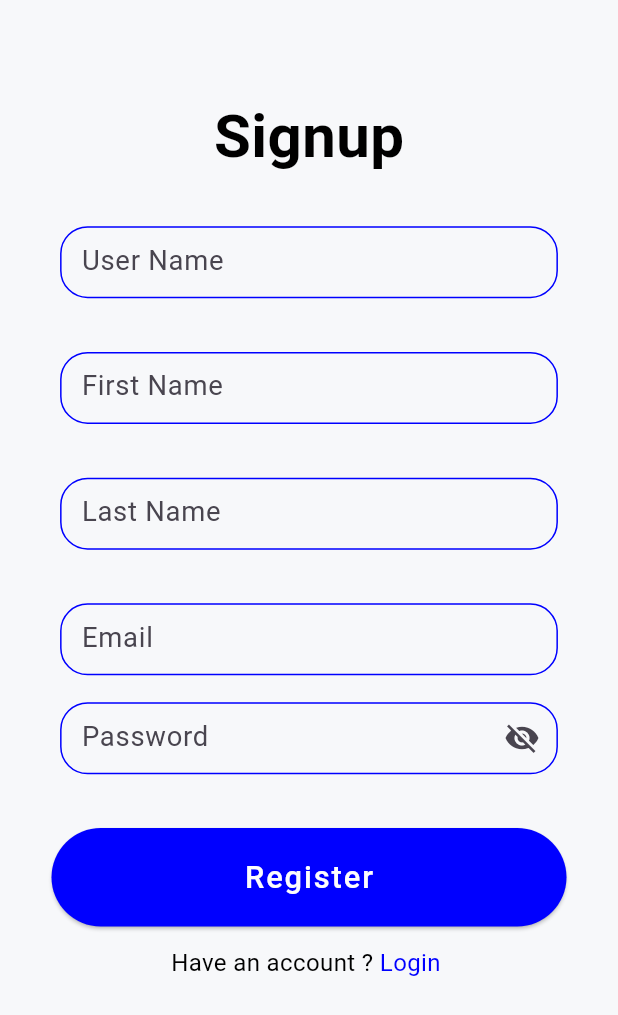
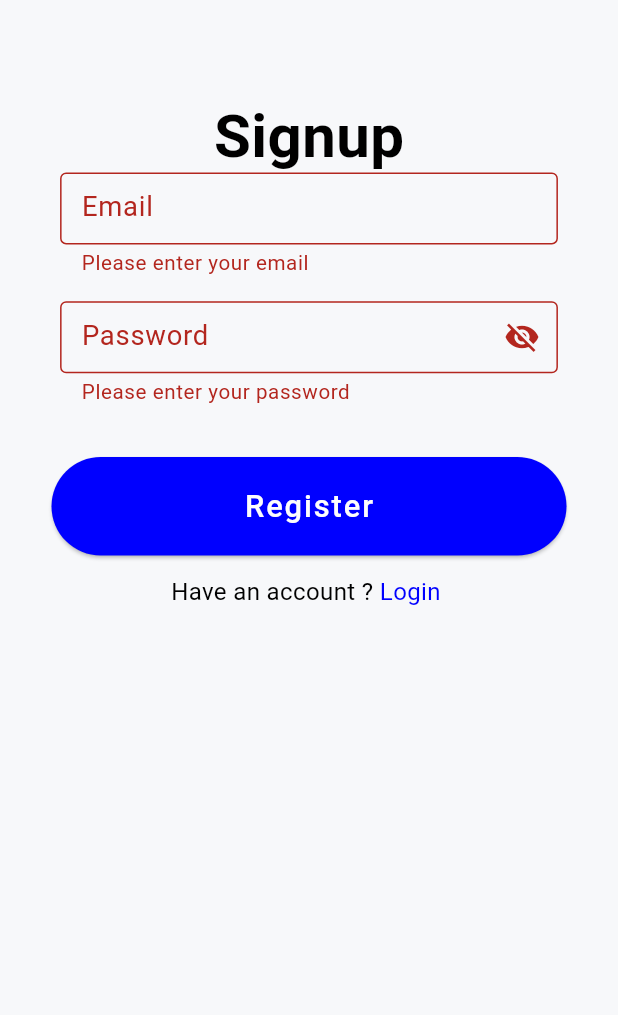
Before and after one commit to YaraAd/ManageMint, a Flutter app: the SignupPage screen opened by its route, after a tap on "Register", on a phone screen of 412 x 824 dp. Shown: the top 1015 px of the screen. Run offline on Flutter 3.47's test engine with Material 3 defaults, Android fonts, the phone set to English and light mode, and no system bars; drawn by our look-alikes of modal_progress_hud_nsn; our stand-ins replace dartz, firebase_auth, firebase_core, flutter_bloc, flutter_screenutil, get_it and 1 more; accounts and stored records are empty.

Commit message:
+auth done

```diff
--- a/lib/Core/Services/firebase_auth_services.dart
+++ b/lib/Core/Services/firebase_auth_services.dart
@@ -0,0 +1,47 @@
+import 'package:firebase_auth/firebase_auth.dart';
+import 'package:managemint/Core/errors/exceptions.dart';
+
+class FirebaseAuthServices {
+  Future<User> createUserwithEmialandPassword(
+      {required String email, required String password}) async {
+    try {
+      final credential =
+          await FirebaseAuth.instance.createUserWithEmailAndPassword(
+        email: email,
+        password: password,
+      );
+      return credential.user!;
+    } on FirebaseAuthException catch (e) {
+      if (e.code == 'weak-password') {
+        throw CustomExceptions(message: 'The password provided is too weak.');
+      } else if (e.code == 'email-already-in-use') {
+        throw CustomExceptions(
+            message: 'The account already exists for that email.');
+      } else {
+        throw CustomExceptions(message: 'An error occurred, please try later.');
+      }
+    } catch (e) {
+      throw CustomExceptions(message: 'An error occurred, please try later.');
+    }
+  }
+
+  Future<User> signInWithEmailandPassword(
+      {required String email, required String password}) async {
+    try {
+      final credential = await FirebaseAuth.instance
+          .signInWithEmailAndPassword(email: email, password: password);
+      return credential.user!;
+    } on FirebaseAuthException catch (e) {
+      if (e.code == 'user-not-found') {
+        throw CustomExceptions(message: 'No user found for that email.');
+      } else if (e.code == 'wrong-password') {
+        throw CustomExceptions(
+            message: 'Wrong password provided for that user.');
+      } else {
+        throw CustomExceptions(message: 'An error occurred, please try later.');
+      }
+    } catch (e) {
+      throw CustomExceptions(message: 'An error occurred, please try later.');
+    }
+  }
+}
--- a/lib/Core/errors/failures.dart
+++ b/lib/Core/errors/failures.dart
@@ -0,0 +1,8 @@
+abstract class Failure {
+  final String message;
+  Failure(this.message);
+}
+
+class ServerFailure extends Failure {
+  ServerFailure(super.message);
+}
--- /dev/null
+++ b/lib/Features/Authentication/Data/Model/user_model.dart
@@ -0,0 +1,9 @@
+import 'package:firebase_auth/firebase_auth.dart';
+import 'package:managemint/Features/Authentication/entity/user_entity.dart';
+
+class UserModel extends UserEntity {
+  UserModel({required super.email, required super.password});
+  factory UserModel.fromFirebaseUser(User user) {
+    return UserModel(email: user.email ?? '', password: user.uid);
+  }
+}
--- a/lib/Features/Authentication/Domain/repo/auth_repo.dart
+++ b/lib/Features/Authentication/Domain/repo/auth_repo.dart
@@ -0,0 +1,10 @@
+import 'package:dartz/dartz.dart';
+import 'package:managemint/Core/errors/failures.dart';
+import 'package:managemint/Features/Authentication/entity/user_entity.dart';
+
+abstract class AuthRepo {
+  Future<Either<Failure, UserEntity>> CreateUserWithEmailandPassword(
+      String email, String password);
+  Future<Either<Failure, UserEntity>> SigninWithEmailandPassword(
+      String email, String password);
+}
--- /dev/null
+++ b/lib/Features/Authentication/Presentation/Manager/Cubits/signup_cubit/signup_cubit.dart
@@ -0,0 +1,16 @@
+import 'package:flutter_bloc/flutter_bloc.dart';
+import 'package:managemint/Features/Authentication/Domain/repo/auth_repo.dart';
+import 'package:managemint/Features/Authentication/Presentation/Manager/Cubits/signup_cubit/signup_state.dart';
+
+class SignupCubit extends Cubit<SignupState> {
+  SignupCubit(this.authRepo) : super(SignupInitial());
+  final AuthRepo authRepo;
+  Future<void> createUserwithEmailandPassword(
+      {required String email, required String password}) async {
+    emit(SignupLoading());
+    final result =
+        await authRepo.CreateUserWithEmailandPassword(email, password);
+    result.fold((Failure) => emit(SignupFailure(errorMessage: Failure.message)),
+        (UserEntity) => emit(SignupSuccess(userEntity: UserEntity)));
+  }
+}
--- /dev/null
+++ b/lib/Features/Authentication/Presentation/Manager/Cubits/signup_cubit/signup_state.dart
@@ -0,0 +1,17 @@
+import 'package:managemint/Features/Authentication/entity/user_entity.dart';
+
+abstract class SignupState {}
+
+class SignupInitial extends SignupState {}
+
+class SignupSuccess extends SignupState {
+  final UserEntity userEntity;
+  SignupSuccess({required this.userEntity});
+}
+
+class SignupLoading extends SignupState {}
+
+class SignupFailure extends SignupState {
+  final String errorMessage;
+  SignupFailure({required this.errorMessage});
+}
--- a/lib/Features/Authentication/Presentation/Views/signupPage.dart
+++ b/lib/Features/Authentication/Presentation/Views/signupPage.dart
@@ -1,11 +1,15 @@
 import 'package:flutter/material.dart';
+import 'package:flutter_bloc/flutter_bloc.dart';
 import 'package:flutter_screenutil/flutter_screenutil.dart';
-import 'package:managemint/Core/Widgets/birthDateTextField.dart';
+import 'package:managemint/Core/Services/get_it_services.dart';
 import 'package:managemint/Core/Widgets/buttons.dart';
 import 'package:managemint/Core/Widgets/emailTextField.dart';
 import 'package:managemint/Core/Widgets/nameTextField.dart';
 import 'package:managemint/Core/Widgets/passwordTextField.dart';
 import 'package:managemint/Core/utils/styles.dart';
+import 'package:managemint/Features/Authentication/Domain/repo/auth_repo.dart';
+import 'package:managemint/Features/Authentication/Presentation/Manager/Cubits/signup_cubit/signup_cubit.dart';
+import 'package:managemint/Features/Authentication/Presentation/Manager/Cubits/signup_cubit/signup_state.dart';
 import 'package:managemint/Features/Authentication/Presentation/Views/Widgets/haveAccount.dart';
 import 'package:managemint/constants.dart';
 import 'package:modal_progress_hud_nsn/modal_progress_hud_nsn.dart';
@@ -20,7 +24,6 @@
   final TextEditingController lastNameController = TextEditingController();
   final TextEditingController userNameController = TextEditingController();
   final TextEditingController emailController = TextEditingController();
-  final TextEditingController birthdateController = TextEditingController();
   final TextEditingController passwordController = TextEditingController();
   final InputName userNameInput =
       InputName(label: 'User Name', InitialValue: '');
@@ -32,6 +35,26 @@
   bool isLoading = false;
   @override
   Widget build(BuildContext context) {
+    return BlocProvider(
+      create: (context) => SignupCubit(
+        getIt<AuthRepo>(),
+      ),
+      child: Scaffold(
+        body: Builder(builder: (context) {
+          return BlocConsumer<SignupCubit, SignupState>(
+            listener: (BuildContext context, state) {
+              if (state is SignupSuccess) {
+              } else if (state is SignupFailure) {
+                ScaffoldMessenger.of(context).showSnackBar(SnackBar(
+                  content: Text(state.errorMessage),
+                  backgroundColor: Colors.red,
+                ));
+                isLoading = false;
+              } else if (state is SignupLoading) {
+                isLoading = true;
+              }
+            },
+            builder: (context, state) {
               return ModalProgressHUD(
                 inAsyncCall: isLoading,
                 progressIndicator: CircularProgressIndicator(
@@ -55,15 +78,16 @@
                               'Signup',
                               style: Styles.headingText40,
                             ),
-                  NameTextField(
+                            /*  NameTextField(
                       i: userNameInput, NameController: userNameController),
                   NameTextField(
                       i: firstNameInput, NameController: firstNameController),
                   NameTextField(
                       i: lastNameInput, NameController: lastNameController),
-                  Padding(padding: EdgeInsets.only(top: 30.h)),
+                  Padding(padding: EdgeInsets.only(top: 30.h)),*/
                             EmailTextField(
-                      emailCotroller: emailController, label: 'Email'),
+                                emailCotroller: emailController,
+                                label: 'Email'),
                             Padding(padding: EdgeInsets.only(top: 15.h)),
                             Passwordtextfield(
                                 passwordController: passwordController,
@@ -73,15 +97,13 @@
                             Buttons(
                               text: 'Register',
                               onPressedCallBack: () async {
-                      /* if (formKey.currentState!.validate()) {
-                            BlocProvider.of<SignupCubit>(context).SignUp(
-                                userName: userNameController.text,
+                                if (formKey.currentState!.validate()) {
+                                  BlocProvider.of<SignupCubit>(context)
+                                      .createUserwithEmailandPassword(
                                     email: emailController.text,
                                     password: passwordController.text,
-                                firstName: firstNameController.text,
-                                lastName: lastNameController.text,
-                                birthDate: birthdateController.text);
-                          }*/
+                                  );
+                                }
                               },
                             ),
                             HaveAccount(have: 'Have', page: 'Login'),
@@ -92,5 +114,10 @@
                   ),
                 ),
               );
+            },
+          );
+        }),
+      ),
+    );
   }
 }
--- a/lib/Features/Authentication/entity/user_entity.dart
+++ b/lib/Features/Authentication/entity/user_entity.dart
@@ -0,0 +1,5 @@
+class UserEntity {
+  final String email;
+  final String password;
+  UserEntity({required this.email, required this.password});
+}
--- a/lib/main.dart
+++ b/lib/main.dart
@@ -1,5 +1,8 @@
 import 'package:flutter/material.dart';
+import 'package:flutter_bloc/flutter_bloc.dart';
 import 'package:flutter_screenutil/flutter_screenutil.dart';
+import 'package:managemint/Core/Services/get_it_services.dart';
+import 'package:managemint/Features/Authentication/Presentation/Manager/Cubits/signin_cubit/signin_cubit.dart';
 import 'package:managemint/Features/Authentication/Presentation/Views/loginPage.dart';
 import 'package:managemint/Features/Authentication/Presentation/Views/signupPage.dart';
 import 'package:managemint/constants.dart';
@@ -11,6 +14,7 @@
   await Firebase.initializeApp(
     options: DefaultFirebaseOptions.currentPlatform,
   );
+  setupGetit();
   runApp(MyApp());
 }
 
```
Also changed, not shown: lib/Core/Services/get_it_services.dart (added, +14 -0 lines), lib/Core/errors/exceptions.dart (+8 -0 lines), lib/Features/Authentication/Data/repo/auth_repo_impl.dart (+35 -0 lines), lib/Features/Authentication/Presentation/Manager/Cubits/signin_cubit/signin_cubit.dart (added, +15 -0 lines), lib/Features/Authentication/Presentation/Manager/Cubits/signin_cubit/signin_state.dart (added, +17 -0 lines), lib/Features/Authentication/Presentation/Views/loginPage.dart (+34 -6 lines). Lines whose indentation alone changed are shown as unchanged.
